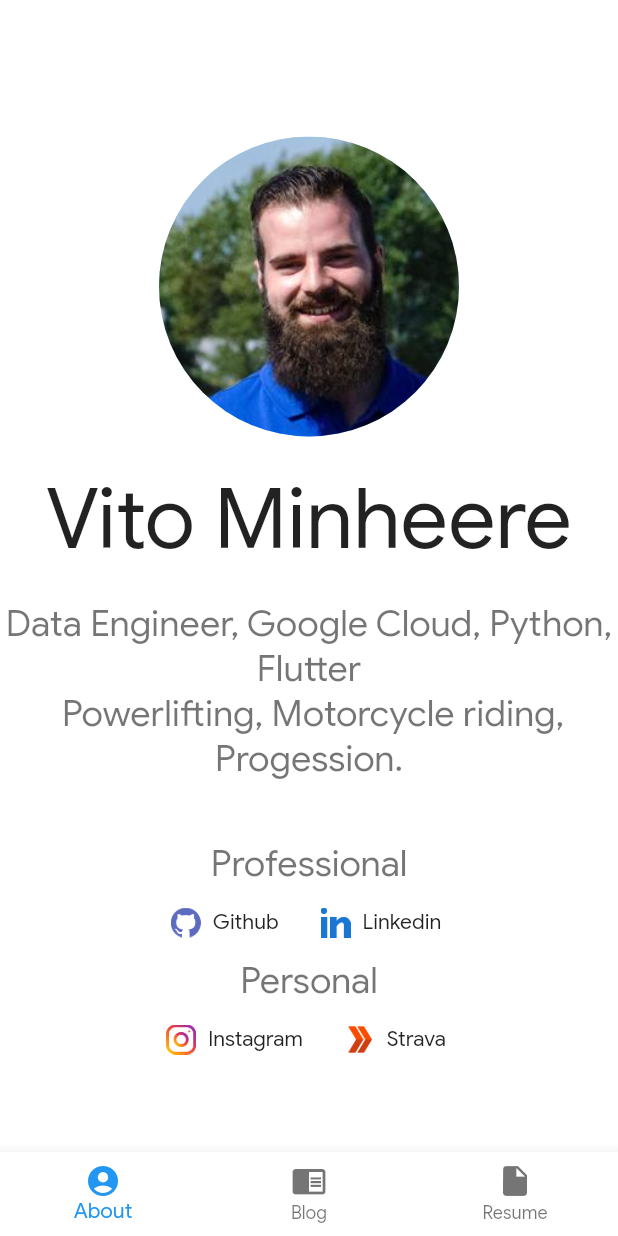
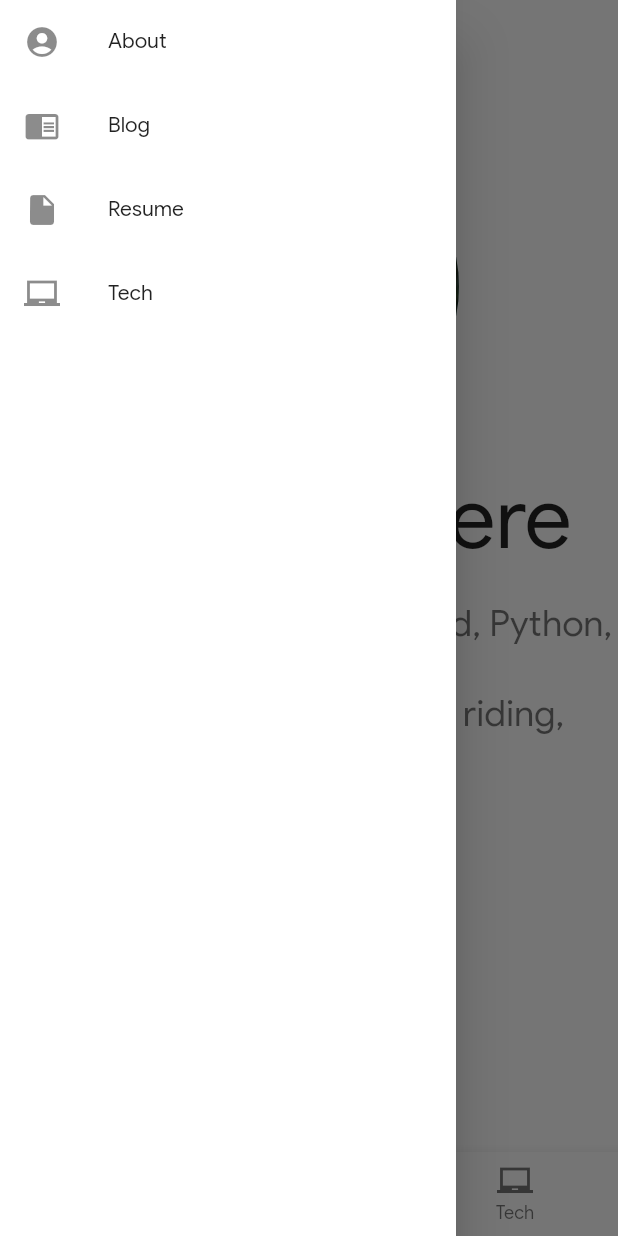
Before and after one commit to VitoMinheere/flutter_blog, a Flutter app: the screen it shows after launch, with the side drawer open (before the commit the screen has no drawer), on a phone screen of 412 x 824 dp. Run offline on Flutter 3.47's test engine with Material 2 defaults, Android fonts, the phone set to English and light mode, and no system bars; missing offline and left inert: dart:html.

Commit message:
Start using side Drawer instead of BottomNavigationBar

```diff
--- a/lib/pages/home_page.dart
+++ b/lib/pages/home_page.dart
@@ -3,6 +3,7 @@ import 'package:blog/tabs/blog_tab.dart';
 import 'package:blog/tabs/resume_tab.dart';
 import 'package:blog/tabs/tech_tab.dart';
 import 'package:blog/tabs/about_tab.dart';
+import 'package:blog/widgets/drawer_widget.dart';
 
 class HomePage extends StatefulWidget {
   @override
@@ -14,7 +15,7 @@ class _HomePageState extends State<HomePage> {
   static List<Widget> tabWidgets = <Widget>[
     AboutTab(),
     BlogTab(),
-    ResumeTab(),
+    // ResumeTab(),
     TechTab(),
     //ProjectsTab(),
   ];
@@ -31,6 +32,7 @@ class _HomePageState extends State<HomePage> {
       body: Center(
         child: tabWidgets.elementAt(_selectedIndex),
       ),
+      drawer: SideDrawer(),
       bottomNavigationBar: BottomNavigationBar(
         items: const <BottomNavigationBarItem>[
           BottomNavigationBarItem(
@@ -41,14 +43,14 @@ class _HomePageState extends State<HomePage> {
             icon: Icon(Icons.chrome_reader_mode),
             title: Text('Blog'),
           ),
+          // BottomNavigationBarItem(
+          //   icon: Icon(Icons.insert_drive_file),
+          //   title: Text('Resume'),
+          // ),
           BottomNavigationBarItem(
-            icon: Icon(Icons.insert_drive_file),
-            title: Text('Resume'),
-          ),
-          // BottomNavigationBarItem(
-          //   icon: Icon(Icons.laptop_chromebook),
-          //   title: Text('Tech'),
-          // )
+            icon: Icon(Icons.laptop_chromebook),
+            title: Text('Tech'),
+          )
         ],
         currentIndex: _selectedIndex,
         onTap: (index) => setState(() => _selectedIndex = index),
--- /dev/null
+++ b/lib/widgets/drawer_widget.dart
@@ -0,0 +1,90 @@
+import 'package:flutter/material.dart';
+import 'package:blog/tabs/blog_tab.dart';
+import 'package:blog/tabs/tech_tab.dart';
+
+class SideDrawer extends StatefulWidget {
+  @override
+  _SideDrawerState createState() => _SideDrawerState();
+}
+
+class _SideDrawerState extends State<SideDrawer> {
+  @override
+  void initState() {
+    super.initState();
+  }
+
+  int _selectedIndex = 0;
+  static List<Widget> tabWidgets = <Widget>[
+    //AboutTab(),
+    BlogTab(),
+    // ResumeTab(),
+    TechTab(),
+    //ProjectsTab(),
+  ];
+  @override
+  Widget build(BuildContext context) {
+    return Drawer(
+      child: ListView(
+        children: <Widget>[
+          ListTile(
+            leading: Icon(Icons.account_circle),
+            title: Text('About'),
+            onTap: () {
+              print("tapped");
+            },
+          ),
+          ListTile(
+              leading: Icon(Icons.chrome_reader_mode),
+              title: Text('Blog'),
+              onTap: () {
+                setState(() => _selectedIndex = 0);
+              }),
+          ListTile(
+            leading: Icon(Icons.insert_drive_file),
+            title: Text('Resume'),
+          ),
+          ListTile(
+              leading: Icon(Icons.laptop_chromebook),
+              title: Text('Tech'),
+              onTap: () {
+                setState(() => _selectedIndex = 1);
+              }),
+          ListTile(),
+        ],
+      ),
+    );
+  }
+}
+
+// class SideBar extends StatelessWidget {
+//   @override
+//   Widget build(BuildContext context) {
+//     return Drawer(
+//       child: ListView(
+//         children: <Widget>[
+//           ListTile(
+//             leading: Icon(Icons.account_circle),
+//             title: Text('About'),
+//             onTap: () {
+//               print("tapped");
+//             },
+//           ),
+//           ListTile(
+//               leading: Icon(Icons.chrome_reader_mode),
+//               title: Text('Blog'),
+//               onTap: () {
+//                 setState(() => _selectedIndex = 2);
+//               }),
+//           ListTile(
+//             leading: Icon(Icons.insert_drive_file),
+//             title: Text('Resume'),
+//           ),
+//           ListTile(
+//             leading: Icon(Icons.laptop_chromebook),
+//             title: Text('Tech'),
+//           ),
+//         ],
+//       ),
+//     );
+//   }
+// }
```
Also changed, not shown: lib/pages/blog_page.dart (added, +22 -0 lines), lib/tabs/tech_tab.dart (+49 -7 lines).
